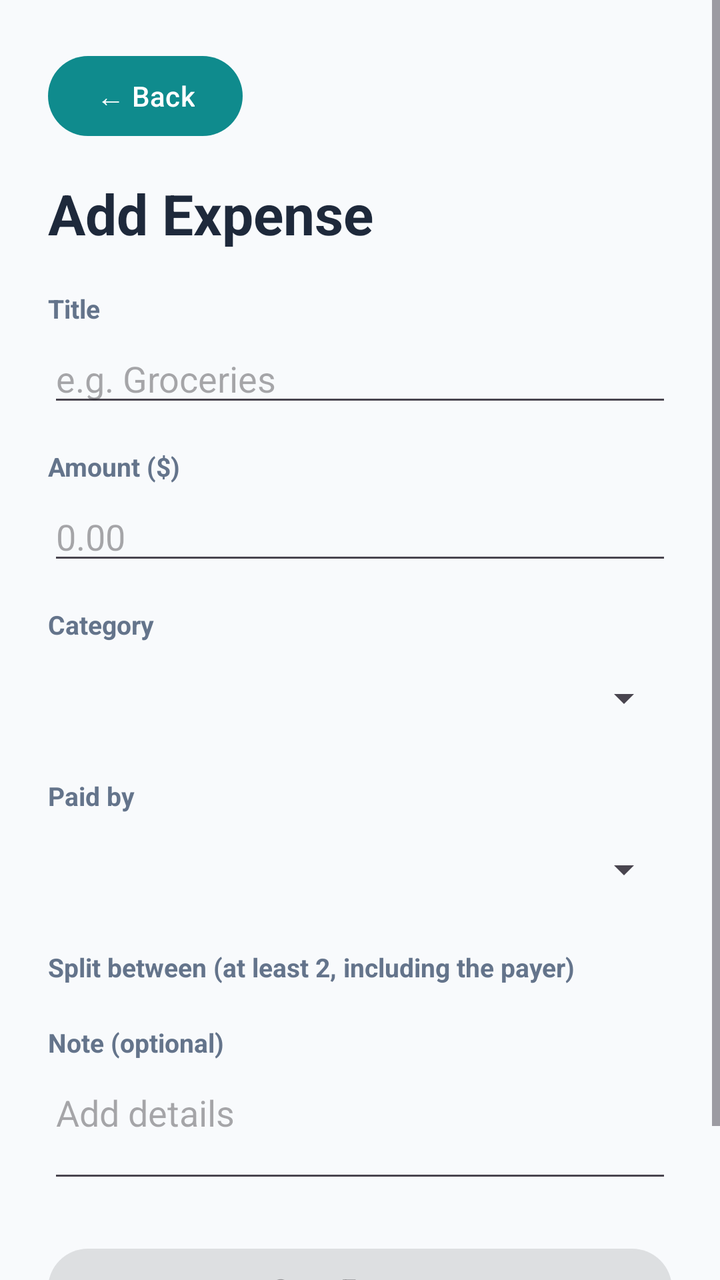
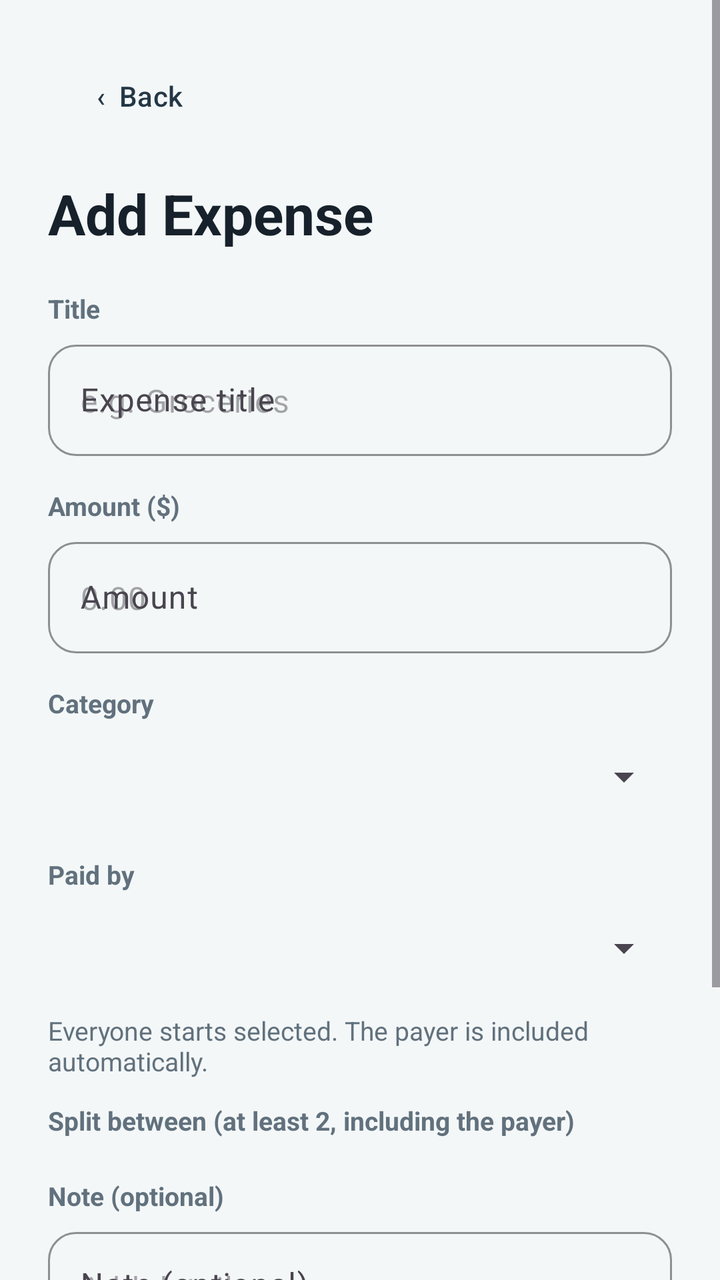

The first picture is an Android layout as it rendered before a commit; the second is the same layout after the commit. The layout source and the unified diff follow.
<!-- AndroidManifest.xml: application theme Theme.MyApplication -->
<!-- res/layout/activity_add_expense.xml -->
<?xml version="1.0" encoding="utf-8"?>
<ScrollView xmlns:android="http://schemas.android.com/apk/res/android"
    android:layout_width="match_parent"
    android:layout_height="match_parent"
    android:fillViewport="true"
    android:background="#F8FAFC">

    <LinearLayout
        android:layout_width="match_parent"
        android:layout_height="wrap_content"
        android:orientation="vertical"
        android:padding="24dp">

        <Button
            android:id="@+id/btnBack"
            android:layout_width="wrap_content"
            android:layout_height="wrap_content"
            android:text="← Back"
            android:layout_marginBottom="16dp" />

        <TextView
            android:id="@+id/tvFormHeading"
            android:layout_width="wrap_content"
            android:layout_height="wrap_content"
            android:text="Add Expense"
            android:textSize="28sp"
            android:textStyle="bold"
            android:textColor="#1E293B"
            android:layout_marginBottom="20dp" />

        <TextView
            style="@style/ExpenseFieldLabel"
            android:text="Title" />

        <EditText
            android:id="@+id/etExpenseTitle"
            android:layout_width="match_parent"
            android:layout_height="wrap_content"
            android:hint="e.g. Groceries"
            android:inputType="textCapSentences"
            android:maxLength="100"
            android:singleLine="true"
            android:layout_marginBottom="16dp" />

        <TextView
            style="@style/ExpenseFieldLabel"
            android:text="Amount ($)" />

        <EditText
            android:id="@+id/etExpenseAmount"
            android:layout_width="match_parent"
            android:layout_height="wrap_content"
            android:hint="0.00"
            android:inputType="numberDecimal"
            android:singleLine="true"
            android:layout_marginBottom="16dp" />

        <TextView
            style="@style/ExpenseFieldLabel"
            android:text="Category" />

        <Spinner
            android:id="@+id/spCategory"
            android:layout_width="match_parent"
            android:layout_height="wrap_content"
            android:minHeight="48dp"
            android:layout_marginBottom="16dp" />

        <TextView
            style="@style/ExpenseFieldLabel"
            android:text="Paid by" />

        <Spinner
            android:id="@+id/spPayer"
            android:layout_width="match_parent"
            android:layout_height="wrap_content"
            android:minHeight="48dp"
            android:layout_marginBottom="16dp" />

        <TextView
            style="@style/ExpenseFieldLabel"
            android:text="Split between (at least 2, including the payer)" />

        <LinearLayout
            android:id="@+id/layoutParticipants"
            android:layout_width="match_parent"
            android:layout_height="wrap_content"
            android:orientation="vertical"
            android:layout_marginBottom="16dp" />

        <TextView
            style="@style/ExpenseFieldLabel"
            android:text="Note (optional)" />

        <EditText
            android:id="@+id/etExpenseNote"
            android:layout_width="match_parent"
            android:layout_height="wrap_content"
            android:hint="Add details"
            android:inputType="textMultiLine|textCapSentences"
            android:maxLength="500"
            android:minLines="2"
            android:gravity="top"
            android:layout_marginBottom="24dp" />

        <Button
            android:id="@+id/btnSaveExpense"
            android:layout_width="match_parent"
            android:layout_height="wrap_content"
            android:text="Save Expense"
            android:enabled="false" />

        <TextView
            android:id="@+id/tvExpenseError"
            android:layout_width="match_parent"
            android:layout_height="wrap_content"
            android:textColor="#DC2626"
            android:textSize="14sp"
            android:gravity="center"
            android:layout_marginTop="16dp" />

    </LinearLayout>
</ScrollView>
<!-- resources referenced by this layout -->
<resources>
  <style name="ExpenseFieldLabel">
          <item name="android:layout_width">wrap_content</item>
          <item name="android:layout_height">wrap_content</item>
          <item name="android:textSize">13sp</item>
          <item name="android:textStyle">bold</item>
          <item name="android:textColor">#64748B</item>
          <item name="android:layout_marginBottom">4dp</item>
      </style>
  <style name="Theme.MyApplication" parent="Base.Theme.MyApplication" />
  <style name="Base.Theme.MyApplication" parent="Theme.Material3.DayNight.NoActionBar">
          <item name="colorPrimary">@color/brand_teal</item>
          <item name="colorOnPrimary">@color/white</item>
          <item name="colorSecondary">@color/brand_ink</item>
          <item name="colorOnSecondary">@color/white</item>
      </style>
  <color name="brand_teal">#0F8B8D</color>
  <color name="white">#FFFFFFFF</color>
  <color name="brand_ink">#243746</color>
</resources>

<!-- the commit's change to res/layout/activity_add_expense.xml (unified diff, before → after) -->
@@ -1,9 +1,10 @@
 <?xml version="1.0" encoding="utf-8"?>
 <ScrollView xmlns:android="http://schemas.android.com/apk/res/android"
+    xmlns:app="http://schemas.android.com/apk/res-auto"
     android:layout_width="match_parent"
     android:layout_height="match_parent"
     android:fillViewport="true"
-    android:background="#F8FAFC">
+    android:background="@color/surface_app">
 
     <LinearLayout
         android:layout_width="match_parent"
@@ -11,11 +12,15 @@
         android:orientation="vertical"
         android:padding="24dp">
 
-        <Button
+        <com.google.android.material.button.MaterialButton
             android:id="@+id/btnBack"
             android:layout_width="wrap_content"
-            android:layout_height="wrap_content"
-            android:text="← Back"
+            android:layout_height="48dp"
+            android:text="‹  Back"
+            android:textAllCaps="false"
+            android:textColor="@color/brand_ink"
+            app:backgroundTint="@android:color/transparent"
+            app:cornerRadius="14dp"
             android:layout_marginBottom="16dp" />
 
         <TextView
@@ -25,35 +30,58 @@
             android:text="Add Expense"
             android:textSize="28sp"
             android:textStyle="bold"
-            android:textColor="#1E293B"
+            android:textColor="@color/ink"
             android:layout_marginBottom="20dp" />
 
         <TextView
             style="@style/ExpenseFieldLabel"
             android:text="Title" />
 
-        <EditText
-            android:id="@+id/etExpenseTitle"
+        <com.google.android.material.textfield.TextInputLayout
             android:layout_width="match_parent"
             android:layout_height="wrap_content"
-            android:hint="e.g. Groceries"
-            android:inputType="textCapSentences"
-            android:maxLength="100"
-            android:singleLine="true"
-            android:layout_marginBottom="16dp" />
+            android:hint="Expense title"
+            app:boxBackgroundMode="outline"
+            app:boxCornerRadiusTopStart="14dp"
+            app:boxCornerRadiusTopEnd="14dp"
+            app:boxCornerRadiusBottomStart="14dp"
+            app:boxCornerRadiusBottomEnd="14dp"
+            app:boxStrokeColor="@color/brand_teal"
+            android:layout_marginBottom="16dp">
+            <com.google.android.material.textfield.TextInputEditText
+                android:id="@+id/etExpenseTitle"
+                android:layout_width="match_parent"
+                android:layout_height="wrap_content"
+                android:hint="e.g. Groceries"
+                android:inputType="textCapSentences"
+                android:maxLength="100"
+                android:singleLine="true" />
+        </com.google.android.material.textfield.TextInputLayout>
 
         <TextView
             style="@style/ExpenseFieldLabel"
             android:text="Amount ($)" />
 
-        <EditText
-            android:id="@+id/etExpenseAmount"
+        <com.google.android.material.textfield.TextInputLayout
             android:layout_width="match_parent"
             android:layout_height="wrap_content"
-            android:hint="0.00"
-            android:inputType="numberDecimal"
-            android:singleLine="true"
-            android:layout_marginBottom="16dp" />
+            android:hint="Amount"
+            app:prefixText="$"
+            app:boxBackgroundMode="outline"
+            app:boxCornerRadiusTopStart="14dp"
+            app:boxCornerRadiusTopEnd="14dp"
+            app:boxCornerRadiusBottomStart="14dp"
+            app:boxCornerRadiusBottomEnd="14dp"
+            app:boxStrokeColor="@color/brand_teal"
+            android:layout_marginBottom="16dp">
+            <com.google.android.material.textfield.TextInputEditText
+                android:id="@+id/etExpenseAmount"
+                android:layout_width="match_parent"
+                android:layout_height="wrap_content"
+                android:hint="0.00"
+                android:inputType="numberDecimal"
+                android:singleLine="true" />
+        </com.google.android.material.textfield.TextInputLayout>
 
         <TextView
             style="@style/ExpenseFieldLabel"
@@ -78,6 +106,15 @@
             android:layout_marginBottom="16dp" />
 
         <TextView
+            android:layout_width="match_parent"
+            android:layout_height="wrap_content"
+            android:text="Everyone starts selected. The payer is included automatically."
+            android:textColor="@color/text_secondary"
+            android:textSize="13sp"
+            android:layout_marginTop="-8dp"
+            android:layout_marginBottom="12dp" />
+
+        <TextView
             style="@style/ExpenseFieldLabel"
             android:text="Split between (at least 2, including the payer)" />
 
@@ -92,29 +129,46 @@
             style="@style/ExpenseFieldLabel"
             android:text="Note (optional)" />
 
-        <EditText
-            android:id="@+id/etExpenseNote"
+        <com.google.android.material.textfield.TextInputLayout
             android:layout_width="match_parent"
             android:layout_height="wrap_content"
-            android:hint="Add details"
-            android:inputType="textMultiLine|textCapSentences"
-            android:maxLength="500"
-            android:minLines="2"
-            android:gravity="top"
-            android:layout_marginBottom="24dp" />
+            android:hint="Note (optional)"
+            app:boxBackgroundMode="outline"
+            app:boxCornerRadiusTopStart="14dp"
+            app:boxCornerRadiusTopEnd="14dp"
+            app:boxCornerRadiusBottomStart="14dp"
+            app:boxCornerRadiusBottomEnd="14dp"
+            app:boxStrokeColor="@color/brand_teal"
+            android:layout_marginBottom="24dp">
+            <com.google.android.material.textfield.TextInputEditText
+                android:id="@+id/etExpenseNote"
+                android:layout_width="match_parent"
+                android:layout_height="wrap_content"
+                android:hint="Add details"
+                android:inputType="textMultiLine|textCapSentences"
+                android:maxLength="500"
+                android:minLines="2"
+                android:gravity="top" />
+        </com.google.android.material.textfield.TextInputLayout>
 
-        <Button
+        <com.google.android.material.button.MaterialButton
             android:id="@+id/btnSaveExpense"
             android:layout_width="match_parent"
-            android:layout_height="wrap_content"
+            android:layout_height="56dp"
             android:text="Save Expense"
+            android:textAllCaps="false"
+            android:textSize="16sp"
+            android:textStyle="bold"
+            android:textColor="@color/white"
+            app:backgroundTint="@color/brand_teal"
+            app:cornerRadius="16dp"
             android:enabled="false" />
 
         <TextView
             android:id="@+id/tvExpenseError"
             android:layout_width="match_parent"
             android:layout_height="wrap_content"
-            android:textColor="#DC2626"
+            android:textColor="@color/error"
             android:textSize="14sp"
             android:gravity="center"
             android:layout_marginTop="16dp" />
<!-- resource entries referenced after the edit -->
@@ -5,7 +5,7 @@
           <item name="android:layout_height">wrap_content</item>
           <item name="android:textSize">13sp</item>
           <item name="android:textStyle">bold</item>
-          <item name="android:textColor">#64748B</item>
+          <item name="android:textColor">@color/text_secondary</item>
           <item name="android:layout_marginBottom">4dp</item>
       </style>
   <style name="Theme.MyApplication" parent="Base.Theme.MyApplication" />
@@ -16,6 +16,10 @@
           <item name="colorOnSecondary">@color/white</item>
       </style>
   <color name="brand_teal">#0F8B8D</color>
+  <color name="error">#B42318</color>
+  <color name="ink">#17212B</color>
+  <color name="surface_app">#F4F7F8</color>
+  <color name="text_secondary">#61717D</color>
   <color name="white">#FFFFFFFF</color>
   <color name="brand_ink">#243746</color>
 </resources>
